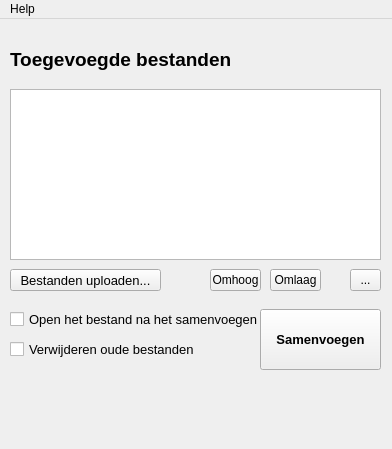
Old version of the form ui_files/main_window.ui in the repository jebr/MergePDF.
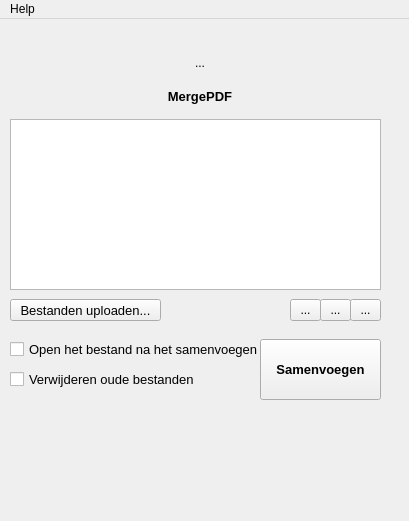
New version of the form.

Commit message: [Improved] gui and functionality pdf merge

The edit to the form file:
```diff
--- a/ui_files/main_window.ui
+++ b/ui_files/main_window.ui
@@ -6,8 +6,8 @@
    <rect>
     <x>0</x>
     <y>0</y>
-    <width>392</width>
-    <height>449</height>
+    <width>409</width>
+    <height>521</height>
    </rect>
   </property>
   <property name="windowTitle">
@@ -21,7 +21,7 @@
     <property name="geometry">
      <rect>
       <x>260</x>
-      <y>290</y>
+      <y>320</y>
       <width>121</width>
       <height>61</height>
      </rect>
@@ -41,7 +41,7 @@
     <property name="geometry">
      <rect>
       <x>10</x>
-      <y>320</y>
+      <y>350</y>
       <width>251</width>
       <height>20</height>
      </rect>
@@ -55,19 +55,6 @@
      <string>Verwijderen oude bestanden</string>
     </property>
    </widget>
-   <widget class="QLabel" name="label_logo">
-    <property name="geometry">
-     <rect>
-      <x>20</x>
-      <y>40</y>
-      <width>171</width>
-      <height>16</height>
-     </rect>
-    </property>
-    <property name="text">
-     <string/>
-    </property>
-   </widget>
    <widget class="QToolButton" name="toolButton_choose_files">
     <property name="enabled">
      <bool>true</bool>
@@ -75,7 +62,7 @@
     <property name="geometry">
      <rect>
       <x>10</x>
-      <y>250</y>
+      <y>280</y>
       <width>151</width>
       <height>22</height>
      </rect>
@@ -93,7 +80,7 @@
     <property name="geometry">
      <rect>
       <x>350</x>
-      <y>250</y>
+      <y>280</y>
       <width>31</width>
       <height>22</height>
      </rect>
@@ -106,7 +93,7 @@
     <property name="geometry">
      <rect>
       <x>10</x>
-      <y>290</y>
+      <y>320</y>
       <width>251</width>
       <height>20</height>
      </rect>
@@ -124,65 +111,84 @@
     <property name="geometry">
      <rect>
       <x>10</x>
-      <y>70</y>
+      <y>100</y>
       <width>371</width>
       <height>171</height>
      </rect>
     </property>
    </widget>
-   <widget class="QLabel" name="label">
-    <property name="geometry">
-     <rect>
-      <x>10</x>
-      <y>20</y>
-      <width>371</width>
-      <height>41</height>
-     </rect>
-    </property>
-    <property name="font">
-     <font>
-      <pointsize>14</pointsize>
-      <weight>75</weight>
-      <bold>true</bold>
-     </font>
-    </property>
-    <property name="text">
-     <string>Toegevoegde bestanden</string>
-    </property>
-   </widget>
    <widget class="QToolButton" name="toolButton_moveup">
     <property name="geometry">
      <rect>
-      <x>210</x>
-      <y>250</y>
-      <width>51</width>
+      <x>290</x>
+      <y>280</y>
+      <width>31</width>
       <height>22</height>
      </rect>
     </property>
     <property name="text">
-     <string>Omhoog</string>
+     <string>...</string>
     </property>
    </widget>
    <widget class="QToolButton" name="toolButton_movedown">
     <property name="geometry">
      <rect>
-      <x>270</x>
-      <y>250</y>
-      <width>51</width>
+      <x>320</x>
+      <y>280</y>
+      <width>31</width>
       <height>22</height>
      </rect>
     </property>
     <property name="text">
-     <string>Omlaag</string>
+     <string>...</string>
     </property>
    </widget>
+   <widget class="QWidget" name="gridLayoutWidget">
+    <property name="geometry">
+     <rect>
+      <x>120</x>
+      <y>30</y>
+      <width>160</width>
+      <height>61</height>
+     </rect>
+    </property>
+    <layout class="QGridLayout" name="gridLayout">
+     <item row="1" column="0">
+      <widget class="QLabel" name="label_logo">
+       <property name="text">
+        <string>...</string>
+       </property>
+       <property name="alignment">
+        <set>Qt::AlignCenter</set>
+       </property>
+      </widget>
+     </item>
+     <item row="2" column="0">
+      <widget class="QLabel" name="label">
+       <property name="font">
+        <font>
+         <pointsize>10</pointsize>
+         <weight>75</weight>
+         <bold>true</bold>
+        </font>
+       </property>
+       <property name="text">
+        <string>MergePDF</string>
+       </property>
+       <property name="alignment">
+        <set>Qt::AlignCenter</set>
+       </property>
+      </widget>
+     </item>
+    </layout>
+   </widget>
   </widget>
   <widget class="QMenuBar" name="menubar">
    <property name="geometry">
     <rect>
      <x>0</x>
      <y>0</y>
-     <width>392</width>
+     <width>409</width>
      <height>21</height>
     </rect>
    </property>
```
The commit also changes 3 other files.
